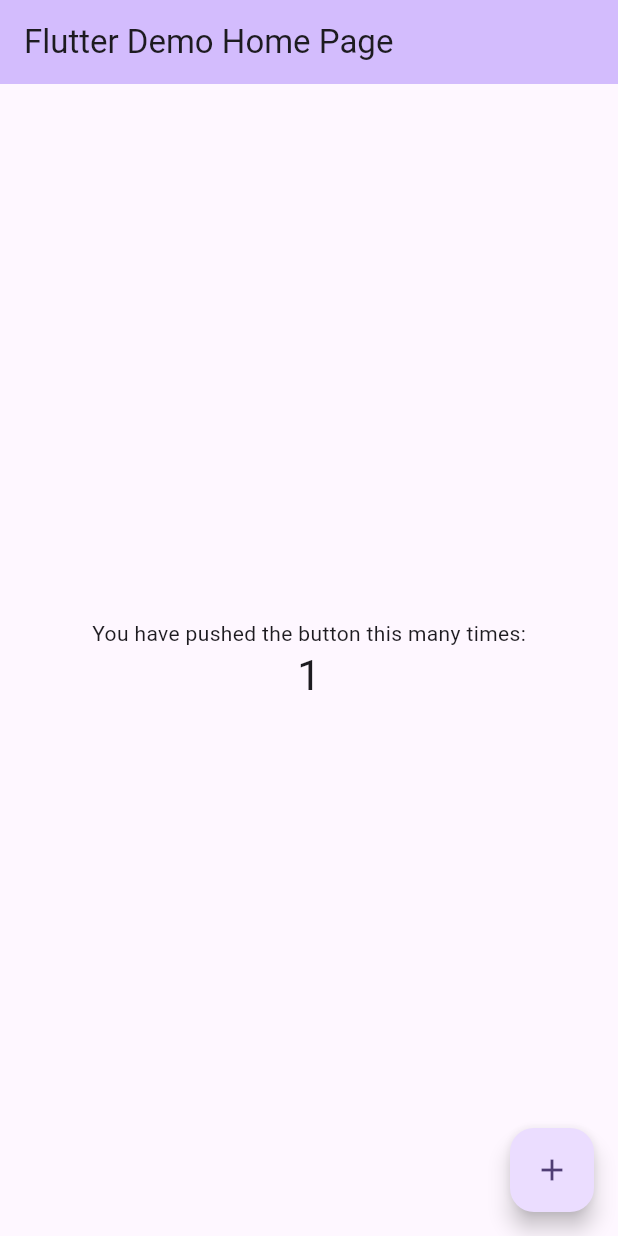
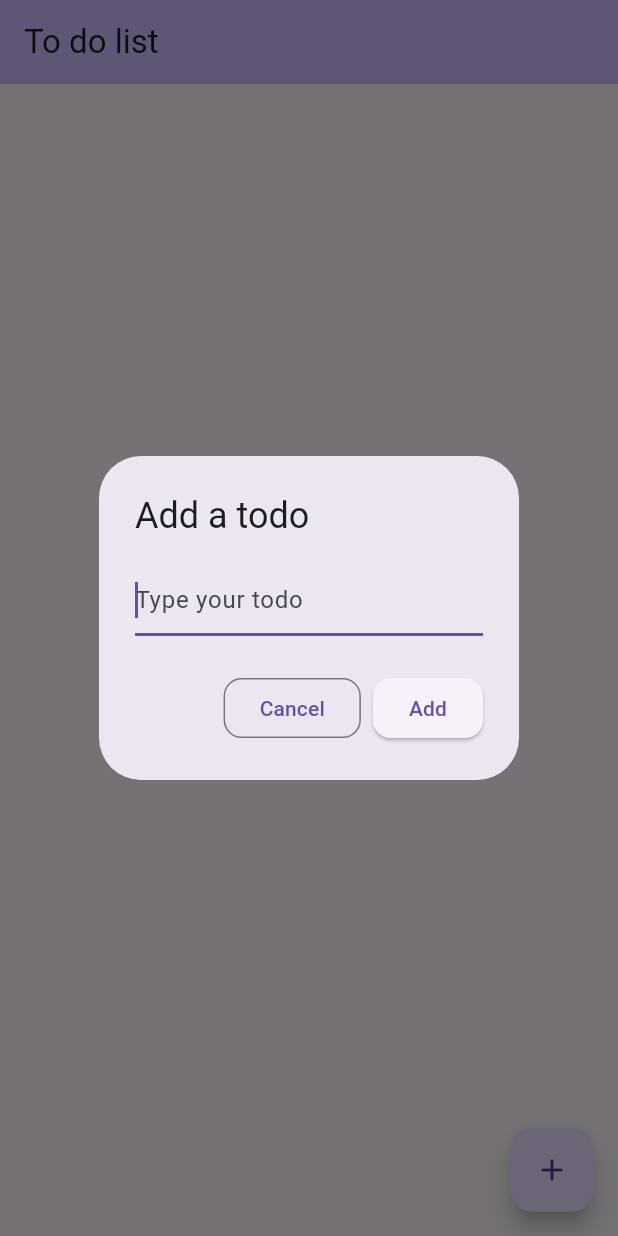
Before and after one commit to Erick360/to-do-list, a Flutter app: the screen it shows after launch, after a tap on the "add" icon, on a phone screen of 412 x 824 dp. Run offline on Flutter 3.47's test engine with Material 3 defaults, Android fonts, the phone set to English and light mode, and no system bars.

Commit message:
Bugs fixed

```diff
--- a/lib/main.dart
+++ b/lib/main.dart
@@ -1,11 +1,13 @@
+import 'dart:js_interop_unsafe';
+
 import 'package:flutter/material.dart';
 
 void main() {
-  runApp(const MyApp());
+  runApp(const TodoApp());
 }
 
-class MyApp extends StatelessWidget {
-  const MyApp({super.key});
+class TodoApp extends StatelessWidget {
+  const TodoApp({super.key});
 
   // This widget is the root of your application.
   @override
@@ -13,113 +15,166 @@ class MyApp extends StatelessWidget {
     return MaterialApp(
       title: 'Flutter Demo',
       theme: ThemeData(
-        // This is the theme of your application.
-        //
-        // TRY THIS: Try running your application with "flutter run". You'll see
-        // the application has a purple toolbar. Then, without quitting the app,
-        // try changing the seedColor in the colorScheme below to Colors.green
-        // and then invoke "hot reload" (save your changes or press the "hot
-        // reload" button in a Flutter-supported IDE, or press "r" if you used
-        // the command line to start the app).
-        //
-        // Notice that the counter didn't reset back to zero; the application
-        // state is not lost during the reload. To reset the state, use hot
-        // restart instead.
-        //
-        // This works for code too, not just values: Most code changes can be
-        // tested with just a hot reload.
-        colorScheme: ColorScheme.fromSeed(seedColor: Colors.deepPurple),
-        useMaterial3: true,
+        primarySwatch: Colors.blue,
       ),
-      home: const MyHomePage(title: 'Flutter Demo Home Page'),
+      home: const TodoList(title: 'To do list'),
     );
   }
 }
 
-class MyHomePage extends StatefulWidget {
-  const MyHomePage({super.key, required this.title});
-
-  // This widget is the home page of your application. It is stateful, meaning
-  // that it has a State object (defined below) that contains fields that affect
-  // how it looks.
-
-  // This class is the configuration for the state. It holds the values (in this
-  // case the title) provided by the parent (in this case the App widget) and
-  // used by the build method of the State. Fields in a Widget subclass are
-  // always marked "final".
+class TodoList extends StatefulWidget {
+  const TodoList({super.key, required this.title});
 
   final String title;
 
   @override
-  State<MyHomePage> createState() => _MyHomePageState();
+  State<TodoList> createState() => _TodoListState();
 }
 
-class _MyHomePageState extends State<MyHomePage> {
-  int _counter = 0;
+class _TodoListState extends State<TodoList> {
+  final List<Todo> _todos = <Todo>[];
+  final TextEditingController _textFieldController = TextEditingController();
 
-  void _incrementCounter() {
+  void _addTodoItem(String name) {
     setState(() {
-      // This call to setState tells the Flutter framework that something has
-      // changed in this State, which causes it to rerun the build method below
-      // so that the display can reflect the updated values. If we changed
-      // _counter without calling setState(), then the build method would not be
-      // called again, and so nothing would appear to happen.
-      _counter++;
+      _todos.add(Todo(name: name, completed: false));
+    });
+    _textFieldController.clear();
+  }
+
+  void _handleTodoChange(Todo todo) {
+    setState(() {
+      todo.completed = !todo.completed;
+    });
+  }
+
+  void _deleteTodo(Todo todo) {
+    setState(() {
+      _todos.removeWhere((element) => element.name == todo.name);
     });
   }
 
   @override
   Widget build(BuildContext context) {
-    // This method is rerun every time setState is called, for instance as done
-    // by the _incrementCounter method above.
-    //
-    // The Flutter framework has been optimized to make rerunning build methods
-    // fast, so that you can just rebuild anything that needs updating rather
-    // than having to individually change instances of widgets.
     return Scaffold(
       appBar: AppBar(
-        // TRY THIS: Try changing the color here to a specific color (to
-        // Colors.amber, perhaps?) and trigger a hot reload to see the AppBar
-        // change color while the other colors stay the same.
         backgroundColor: Theme.of(context).colorScheme.inversePrimary,
-        // Here we take the value from the MyHomePage object that was created by
-        // the App.build method, and use it to set our appbar title.
         title: Text(widget.title),
       ),
-      body: Center(
-        // Center is a layout widget. It takes a single child and positions it
-        // in the middle of the parent.
-        child: Column(
-          // Column is also a layout widget. It takes a list of children and
-          // arranges them vertically. By default, it sizes itself to fit its
-          // children horizontally, and tries to be as tall as its parent.
-          //
-          // Column has various properties to control how it sizes itself and
-          // how it positions its children. Here we use mainAxisAlignment to
-          // center the children vertically; the main axis here is the vertical
-          // axis because Columns are vertical (the cross axis would be
-          // horizontal).
-          //
-          // TRY THIS: Invoke "debug painting" (choose the "Toggle Debug Paint"
-          // action in the IDE, or press "p" in the console), to see the
-          // wireframe for each widget.
-          mainAxisAlignment: MainAxisAlignment.center,
-          children: <Widget>[
-            const Text(
-              'You have pushed the button this many times:',
-            ),
-            Text(
-              '$_counter',
-              style: Theme.of(context).textTheme.headlineMedium,
-            ),
-          ],
-        ),
+      body: ListView(
+        padding: const EdgeInsets.symmetric(vertical: 8.0),
+        children: _todos.map((Todo todo) {
+          return TodoItem(
+              todo: todo,
+              onTodoChanged: _handleTodoChange,
+              removeTodo: _deleteTodo);
+        }).toList(),
       ),
       floatingActionButton: FloatingActionButton(
-        onPressed: _incrementCounter,
-        tooltip: 'Increment',
+        onPressed: () => _displayDialog(),
+        tooltip: 'Add a todo',
         child: const Icon(Icons.add),
       ), // This trailing comma makes auto-formatting nicer for build methods.
     );
   }
+
+  Future<void> _displayDialog() async {
+    return showDialog<void>(
+      context: context,
+      barrierDismissible: false,
+      builder: (BuildContext context) {
+        return AlertDialog(
+          title: const Text('Add a todo'),
+          content: TextField(
+            controller: _textFieldController,
+            decoration: const InputDecoration(hintText: 'Type your todo'),
+            autofocus: true,
+          ),
+          actions: <Widget>[
+            OutlinedButton(
+              style: OutlinedButton.styleFrom(
+                shape: RoundedRectangleBorder(
+                  borderRadius: BorderRadius.circular(12),
+                ),
+              ),
+              onPressed: () {
+                Navigator.of(context).pop();
+              },
+              child: const Text('Cancel'),
+            ),
+            ElevatedButton(
+              style: ElevatedButton.styleFrom(
+                shape: RoundedRectangleBorder(
+                  borderRadius: BorderRadius.circular(12),
+                ),
+              ),
+              onPressed: () {
+                Navigator.of(context).pop();
+                _addTodoItem(_textFieldController.text);
+              },
+              child: const Text('Add'),
+            ),
+          ],
+        );
+      },
+    );
+  }
 }
+
+class Todo {
+  Todo({required this.name, required this.completed});
+  String name;
+  bool completed;
+}
+
+class TodoItem extends StatelessWidget {
+  TodoItem(
+      {required this.todo,
+      required this.onTodoChanged,
+      required this.removeTodo})
+      : super(key: ObjectKey(todo));
+
+  final Todo todo;
+  final void Function(Todo todo) onTodoChanged;
+  final void Function(Todo todo) removeTodo;
+
+  TextStyle? _getTextStyle(bool checked) {
+    if (!checked) return null;
+
+    return const TextStyle(
+      color: Colors.black54,
+      decoration: TextDecoration.lineThrough,
+    );
+  }
+
+  @override
+  Widget build(BuildContext context) {
+    return ListTile(
+      onTap: () {
+        onTodoChanged(todo);
+      },
+      leading: Checkbox(
+        checkColor: Colors.greenAccent,
+        activeColor: Colors.red,
+        value: todo.completed,
+        onChanged: (value) {
+          onTodoChanged(todo);
+        },
+      ),
+      title: Row(children: <Widget>[
+        Expanded(
+          child: Text(todo.name, style: _getTextStyle(todo.completed)),
+        ),
+        IconButton(
+          iconSize: 30,
+          icon: const Icon(
+            Icons.delete,
+            color: Colors.red,
+          ),
+          alignment: Alignment.centerRight,
+          onPressed: () {},
+        ),
+      ]),
+    );
+  }
+}
```
Also changed, not shown: 1 other file.
